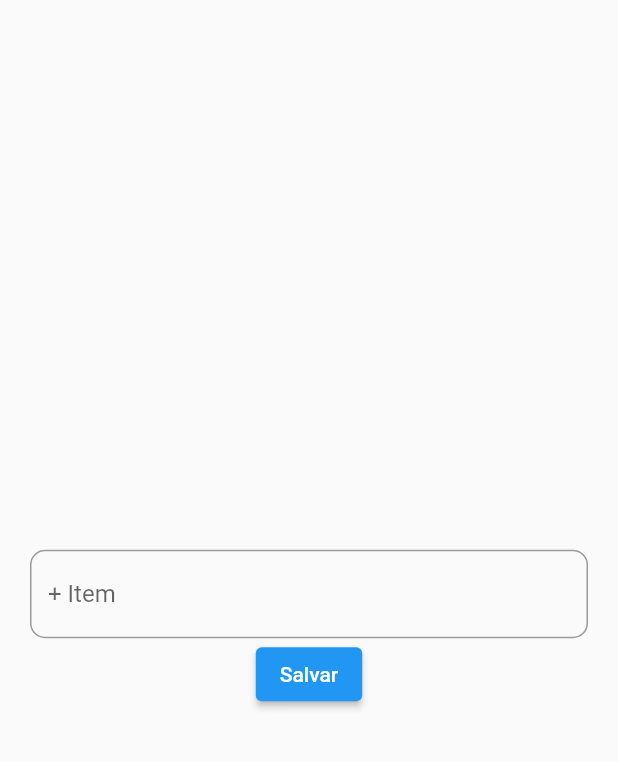
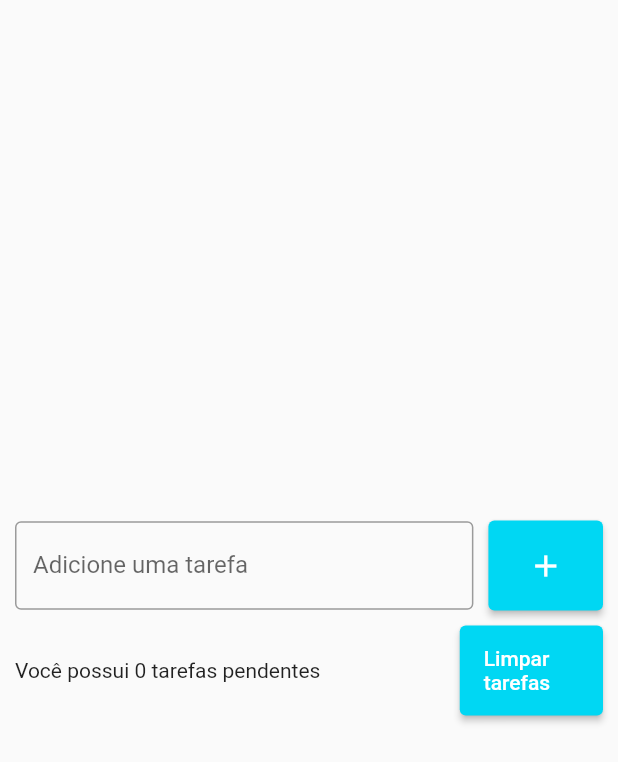
Before and after one commit to Anfacibry/lista, a Flutter app: the screen it shows after launch, on a phone screen of 412 x 824 dp. Shown: the top 762 px of the screen. Run offline on Flutter 3.47's test engine with Material 2 defaults, Android fonts, the phone set to English and light mode, and no system bars.

Commit message:
colocando caixa de texto e botões

```diff
--- a/lib/pages/tela_principal.dart
+++ b/lib/pages/tela_principal.dart
@@ -21,29 +21,60 @@ class _TelaPrincipalState extends State<TelaPrincipal> {
     return Scaffold(
         body: Center(
       child: Padding(
-          padding: const EdgeInsets.symmetric(horizontal: 20),
+        padding: const EdgeInsets.symmetric(horizontal: 10),
         child: Column(
-            mainAxisAlignment: MainAxisAlignment.center,
+          mainAxisSize: MainAxisSize.min,
           children: [
-              Text(textoRecebido.text),
-              TextField(
-                controller: textoRecebido,
-                decoration: const InputDecoration(
-                  labelText: "+ Item",
-                  hintText: "Digite um item",
-                  border: OutlineInputBorder(
-                    borderRadius: BorderRadius.all(
-                      Radius.circular(10),
+            Row(
+              children: [
+                const Expanded(
+                  flex: 4,
+                  child: TextField(
+                    decoration: InputDecoration(
+                      labelText: "Adicione uma tarefa",
+                      border: OutlineInputBorder(),
+                    ),
+                    keyboardType: TextInputType.name,
                   ),
                 ),
+                const SizedBox(width: 10),
+                Expanded(
+                  child: ElevatedButton(
+                    onPressed: () {},
+                    child: const Icon(Icons.add),
+                    style: ElevatedButton.styleFrom(
+                      primary: const Color(0xFF00D7F3),
+                      fixedSize: const Size(60, 60),
                     ),
-                keyboardType: TextInputType.emailAddress,
                   ),
-              ElevatedButton(onPressed: observar, child: const Text("Salvar"))
+                )
+              ],
+            ),
+            const SizedBox(
+              height: 10,
+            ),
+            Row(
+              children: [
+                const Expanded(
+                  flex: 3,
+                  child: Text("Você possui 0 tarefas pendentes"),
+                ),
+                const SizedBox(width: 10),
+                Expanded(
+                  child: ElevatedButton(
+                    onPressed: () {},
+                    child: const Text("Limpar tarefas"),
+                    style: ElevatedButton.styleFrom(
+                      primary: const Color(0xFF00D7F3),
+                      fixedSize: const Size(60, 60),
+                    ),
+                  ),
+                )
+              ],
+            ),
           ],
         ),
       ),
-      ),
-    );
+    ));
   }
 }
```
Lines whose indentation alone changed are shown as unchanged.
